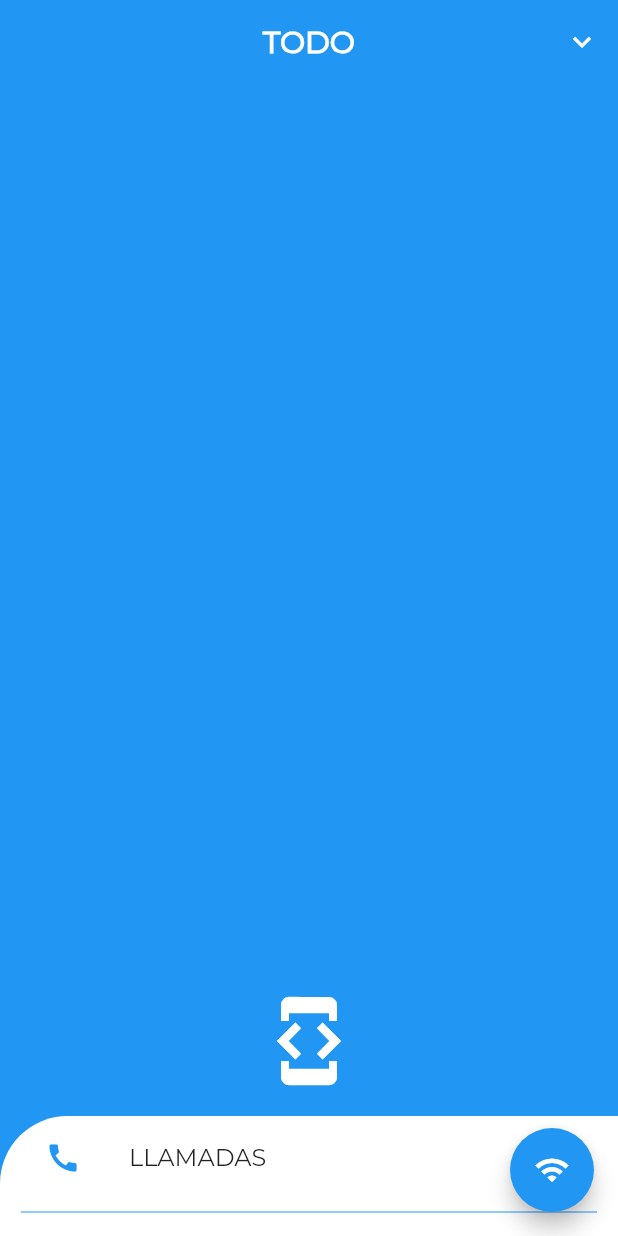
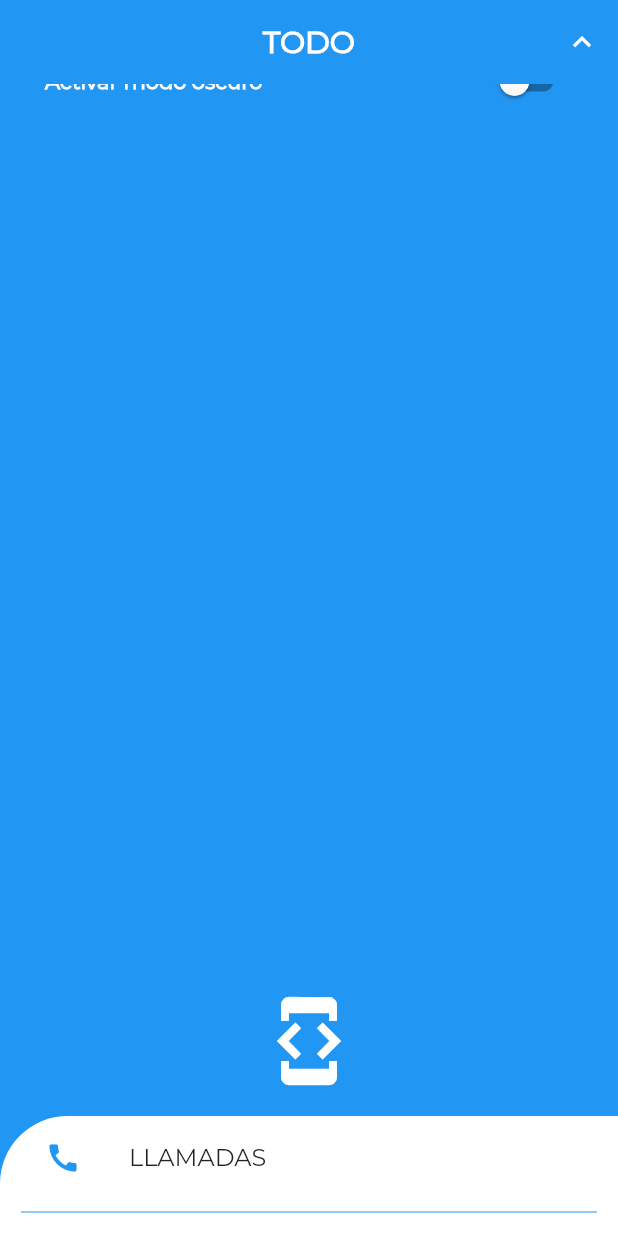
Before and after one commit to todo-devs/todo_v1, a Flutter app: the screen it shows after launch, scrolled down 56 dp, after a tap on the "expand more" icon, on a phone screen of 412 x 824 dp. Run offline on Flutter 3.47's test engine with Material 2 defaults, Android fonts, the phone set to English and light mode, and no system bars; our stand-ins replace permission_handler, progress_dialog, shared_preferences, webview_flutter; missing offline and left inert: beautifulsoup, get_ip, intent, requests.

Commit message:
testing for dark mode settings

```diff
--- /dev/null
+++ b/lib/components/settings.dart
@@ -0,0 +1,60 @@
+import 'package:flutter/material.dart';
+import 'package:shared_preferences/shared_preferences.dart';
+
+class SettingsWidget extends StatefulWidget {
+  _SettingsState createState() => _SettingsState();
+}
+
+class _SettingsState extends State<SettingsWidget> {
+  var darkMode = false;
+
+  @override
+  void initState() {
+    super.initState();
+
+    SharedPreferences.getInstance().then((prefs) {
+      final dm = prefs.getBool('darkmode');
+
+      if (dm != null)
+        setState(() {
+          darkMode = dm;
+        });
+    });
+  }
+
+  @override
+  Widget build(BuildContext context) {
+    return Container(
+      width: MediaQuery.of(context).size.width,
+      child: Padding(
+        padding: EdgeInsets.all(30),
+        child: Column(
+          mainAxisAlignment: MainAxisAlignment.center,
+          children: <Widget>[
+            Row(
+              mainAxisAlignment: MainAxisAlignment.spaceBetween,
+              children: <Widget>[
+                Text(
+                  'Activar modo oscuro',
+                  style: TextStyle(
+                    color: Colors.white,
+                    fontWeight: FontWeight.bold,
+                  ),
+                ),
+                Switch(
+                  activeColor: Colors.white,
+                  value: darkMode,
+                  onChanged: (value) {
+                    setState(() {
+                      darkMode = value;
+                    });
+                  },
+                )
+              ],
+            )
+          ],
+        ),
+      ),
+    );
+  }
+}
--- a/lib/main.dart
+++ b/lib/main.dart
@@ -1,14 +1,40 @@
 import 'package:flutter/material.dart';
 
 import 'package:todo/pages/home_page.dart';
+
+import 'package:shared_preferences/shared_preferences.dart';
 
 void main() {
   runApp(App());
 }
 
-class App extends StatelessWidget {
+class App extends StatefulWidget {
+  _AppState createState() => _AppState();
+}
+
+class _AppState extends State<App> {
+  var darkMode = false;
+
+  @override
+  void initState() {
+    super.initState();
+
+    SharedPreferences.getInstance().then((prefs) {
+      final dm = prefs.getBool('darkmode');
+
+      if (dm != null)
+        setState(() {
+          darkMode = dm;
+        });
+    });
+  }
+
   @override
   Widget build(BuildContext context) {
+    final color = darkMode ? Colors.greenAccent : Colors.blue;
+
+    print(darkMode);
+
     return MaterialApp(
       debugShowCheckedModeBanner: false,
       title: 'TODO',
@@ -18,7 +44,7 @@ class App extends StatelessWidget {
           color: Colors.transparent,
           elevation: 0.0,
         ),
-        scaffoldBackgroundColor: Colors.blue,
+        scaffoldBackgroundColor: color,
       ),
       home: HomePage(title: 'TODO'),
     );
--- a/lib/pages/home_page.dart
+++ b/lib/pages/home_page.dart
@@ -3,6 +3,8 @@ import 'package:flutter/material.dart';
 import 'package:todo/pages/login_page.dart';
 
 import 'package:todo/components/ussd_widget.dart';
+
+import 'package:todo/components/settings.dart';
 
 class HomePage extends StatefulWidget {
   HomePage({Key key, this.title}) : super(key: key);
@@ -19,7 +21,9 @@ class _HomePageState extends State<HomePage> {
   @override
   Widget build(BuildContext context) {
     return Scaffold(
-      floatingActionButton: FloatingActionButton(
+      floatingActionButton: showSettings
+          ? null
+          : FloatingActionButton(
               onPressed: () {
                 Navigator.push(
                   context,
@@ -42,7 +46,7 @@ class _HomePageState extends State<HomePage> {
         centerTitle: true,
         actions: <Widget>[
           IconButton(
-            icon: Icon(Icons.expand_more),
+            icon: Icon(showSettings ? Icons.expand_less : Icons.expand_more),
             onPressed: () {
               setState(() {
                 showSettings = !showSettings;
@@ -60,14 +64,18 @@ class _HomePageState extends State<HomePage> {
                 width: MediaQuery.of(context).size.width,
                 color: Colors.transparent,
               ),
+              Container(
+                child: SettingsWidget(),
+              ),
               AnimatedPositioned(
-                duration: Duration(milliseconds: 500),
+                duration: Duration(milliseconds: 300),
                 top:
                     showSettings ? MediaQuery.of(context).size.height - 180 : 0,
                 child: Column(
                   children: <Widget>[
                     Container(
                       height: 100,
+                      width: MediaQuery.of(context).size.width,
                       color: Colors.blue,
                       child: Center(
                         child: Icon(
```
Lines whose indentation alone changed are shown as unchanged.
